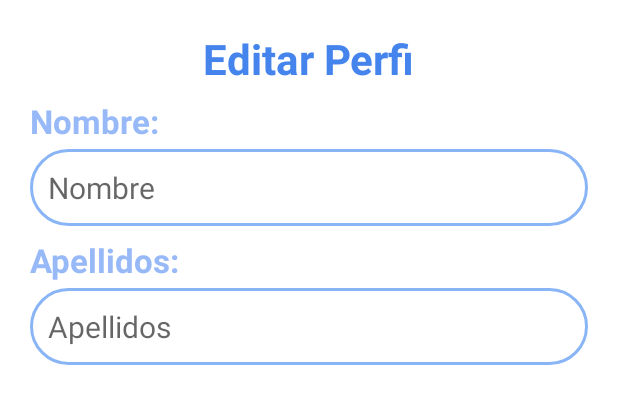
After one commit to Sandra-Elizabeth-MJ/TodoList, an Android app: the layout dialog_edit_profile.xml on its own in the app's theme, with its tools: preview values and no code run, on a phone screen of 412 x 824 dp. The commit adds this screen. Shown: the top 404 px of the screen. Run offline under Robolectric (Android 15) with nearby library versions, the phone set to English and light mode, and no system bars.

Commit message:
Editar datos de usuario

```diff
--- a/app/src/main/java/com/example/todolist/services/FirestoreManager.java
+++ b/app/src/main/java/com/example/todolist/services/FirestoreManager.java
@@ -156,12 +156,14 @@ public class FirestoreManager {
             @Override
             public void onAvailable(@NonNull Network network) {
                 isOnline = true;
+                Log.d(TAG, "Conexión de red disponible.");
                 // Aquí puedes implementar lógica adicional cuando la conexión se restablece
             }
 
             @Override
             public void onLost(@NonNull Network network) {
                 isOnline = false;
+                Log.d(TAG, "Conexión de red perdida.");
                 // Aquí puedes implementar lógica adicional cuando se pierde la conexión
             }
         });
--- /dev/null
+++ b/app/src/main/res/layout/dialog_edit_profile.xml
@@ -0,0 +1,56 @@
+<?xml version="1.0" encoding="utf-8"?>
+<LinearLayout xmlns:android="http://schemas.android.com/apk/res/android"
+    android:orientation="vertical"
+    android:layout_width="match_parent"
+    android:layout_height="wrap_content"
+    android:padding="10dp"
+    android:layout_margin="10dp"
+    android:background="@color/white">
+    <TextView
+        android:layout_width="wrap_content"
+        android:layout_height="wrap_content"
+        android:text="Editar Perfi"
+        android:textColor="@color/azulA1"
+        android:textSize="28sp"
+        android:layout_gravity="center"
+        android:textStyle="bold" />
+    <TextView
+        android:layout_width="wrap_content"
+        android:layout_height="wrap_content"
+        android:text="Nombre: "
+        android:textColor="@color/splash"
+        android:layout_marginTop="8dp"
+        android:textSize="22sp"
+        android:textStyle="bold" />
+    <EditText
+        android:id="@+id/et_edit_nombre"
+        android:layout_width="match_parent"
+        android:layout_height="wrap_content"
+        android:background="@drawable/custom_edittext"
+        android:hint="Nombre"
+        android:layout_marginTop="4dp"
+        android:textSize="20sp"
+        android:padding="12dp"
+        android:textColor="@color/black"
+        android:inputType="textPersonName" />
+    <TextView
+        android:layout_width="wrap_content"
+        android:layout_height="wrap_content"
+        android:text="Apellidos: "
+        android:textColor="@color/splash"
+        android:layout_marginTop="8dp"
+        android:textSize="22sp"
+        android:textStyle="bold" />
+    <EditText
+        android:id="@+id/et_edit_apellidos"
+        android:layout_width="match_parent"
+        android:layout_height="wrap_content"
+        android:hint="Apellidos"
+        android:background="@drawable/custom_edittext"
+        android:layout_marginTop="4dp"
+        android:textSize="20sp"
+        android:padding="12dp"
+        android:textColor="@color/black"
+        android:inputType="textPersonName" />
+
+</LinearLayout>
```
Also changed, not shown: app/src/main/java/com/example/todolist/Fragmentos/TareaFragment.java (+19 -15 lines), app/src/main/java/com/example/todolist/Fragmentos/UsuarioFragment.java (+109 -1 lines), app/src/main/java/com/example/todolist/entities/Usuario.java (+35 -12 lines).
